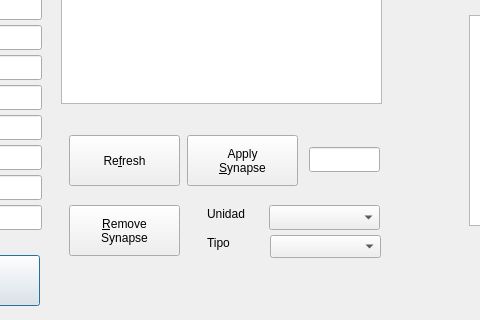
This is src/scheme/model_adexlif.ui in ferper/nesimRT as Qt 5 draws it before an edit; both pictures show x 151 to 631 and y 275 to 595 of the 982 by 595 pixel window. The edited form follows.
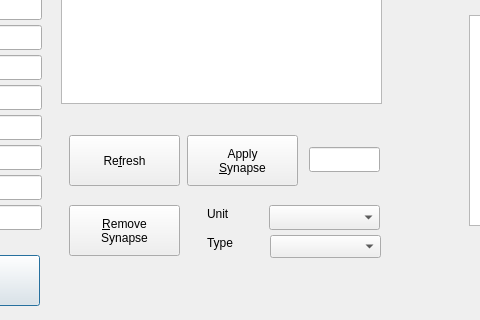
This is the edited form.

Patch:
```diff
--- a/src/scheme/model_adexlif.ui
+++ b/src/scheme/model_adexlif.ui
@@ -94,7 +94,7 @@
     </rect>
    </property>
    <property name="text">
-    <string>Tipo</string>
+    <string>Type</string>
    </property>
   </widget>
   <widget class="QLineEdit" name="lineEdit_V">
@@ -370,7 +370,7 @@
     </rect>
    </property>
    <property name="text">
-    <string>Unidad</string>
+    <string>Unit</string>
    </property>
   </widget>
   <widget class="QLineEdit" name="lineEdit_tauInh">
```
